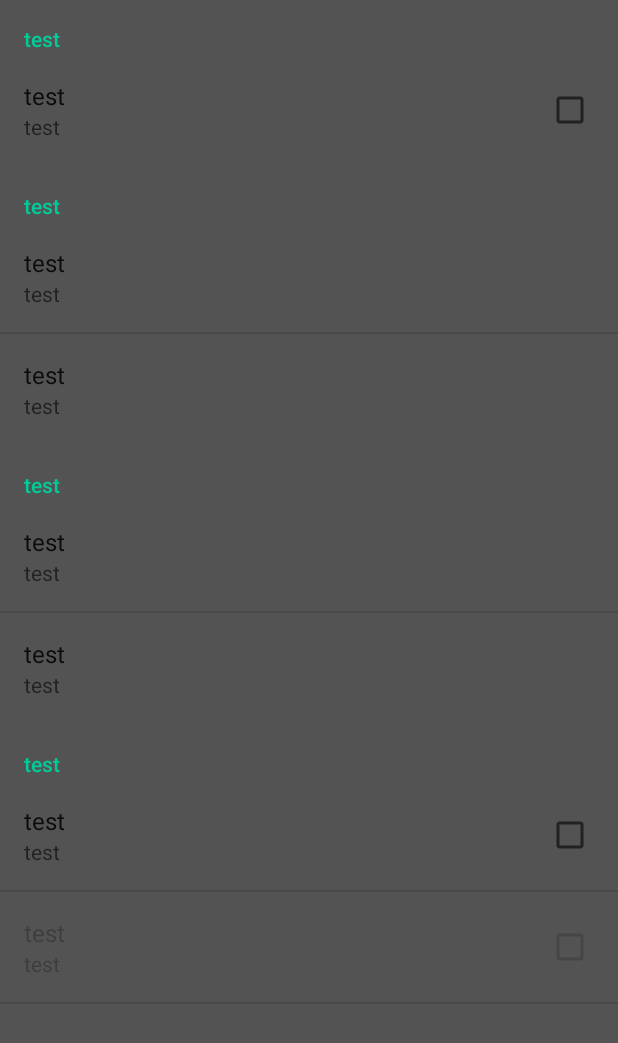
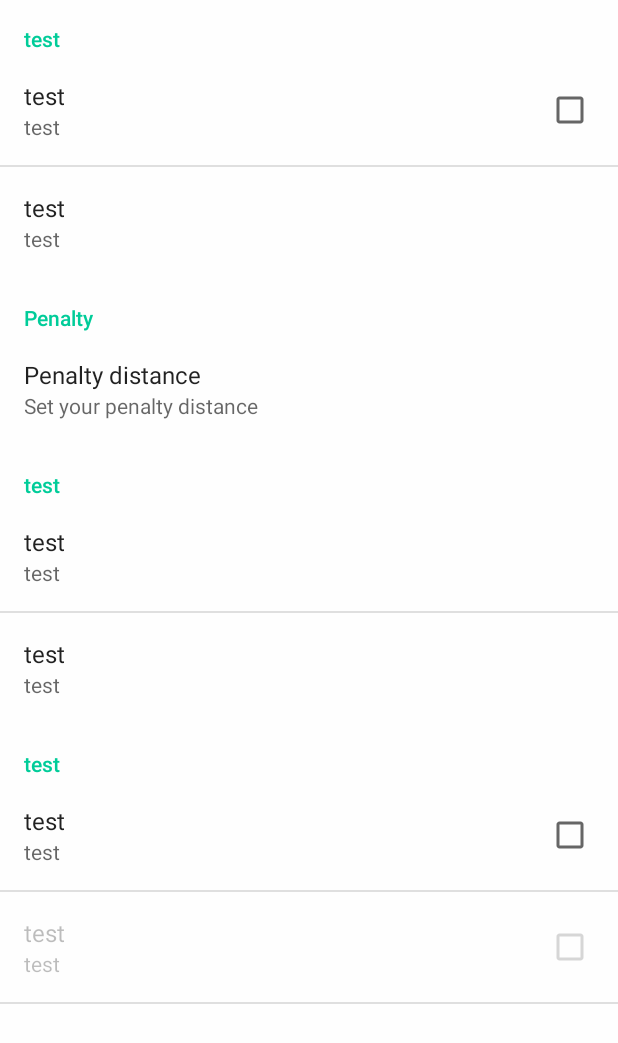
Before and after one commit to Querra/run-lazy-droid, an Android app: the fragment PreferencesFragment shown on its own in the app's theme, on a phone screen of 412 x 824 dp. Shown: the top 1043 px of the screen. Run offline under Robolectric (Android 15) with nearby library versions, the phone set to English and light mode, and no system bars.

Commit message:
Added button feedback, refactoring, layout work, started work on PreferencesFragment (wip)

```diff
--- a/app/src/main/java/de/querra/mobile/runlazydroid/activities/MainActivity.java
+++ b/app/src/main/java/de/querra/mobile/runlazydroid/activities/MainActivity.java
@@ -20,15 +20,15 @@ import com.facebook.login.LoginManager;
 import com.mikhaellopez.circularprogressbar.CircularProgressBar;
 
 import de.querra.mobile.runlazydroid.R;
+import de.querra.mobile.runlazydroid.data.RealmCalculator;
 import de.querra.mobile.runlazydroid.entities.User;
 import de.querra.mobile.runlazydroid.fragments.OverviewFragment;
 import de.querra.mobile.runlazydroid.fragments.PenaltyFragment;
+import de.querra.mobile.runlazydroid.fragments.PreferencesFragment;
 import de.querra.mobile.runlazydroid.fragments.RunningDataFragment;
-import de.querra.mobile.runlazydroid.fragments.SettingsFragment;
 import de.querra.mobile.runlazydroid.fragments.StatisticsFragment;
 import de.querra.mobile.runlazydroid.helper.DateHelper;
 import de.querra.mobile.runlazydroid.helper.Formatter;
-import de.querra.mobile.runlazydroid.helper.PreferencesHelper;
 import de.querra.mobile.runlazydroid.widgets.ProfilePictureView;
 
 public class MainActivity extends AppCompatActivity
@@ -106,13 +106,13 @@ public class MainActivity extends AppCompatActivity
         profileImage.setProfileId(this.user.getId());
 
         CircularProgressBar progress = (CircularProgressBar) view.findViewById(R.id.nav_header_main__progress);
-        progress.setProgressWithAnimation(Formatter.getProgress(this)*100f);
+        progress.setProgressWithAnimation(RealmCalculator.getProgress(this));
 
         TextView userFirstName = (TextView) view.findViewById(R.id.nav_header_main__user_first_name);
         userFirstName.setText(this.user.getFirstName());
 
-        TextView goal = (TextView) view.findViewById(R.id.nav_header_main__goal);
-        goal.setText(Formatter.asKilometers(PreferencesHelper.getWeekGoal(this)));
+        TextView target = (TextView) view.findViewById(R.id.nav_header_main__target);
+        target.setText(Formatter.asKilometers(RealmCalculator.getDistanceLeft(this)));
 
         TextView penalty = (TextView) view.findViewById(R.id.nav_header_main__days_left);
         penalty.setText(Formatter.getDaysLeft(DateHelper.getNextSunday(), this));
@@ -163,7 +163,7 @@ public class MainActivity extends AppCompatActivity
         } else if (id == R.id.nav_add_penalty) {
             switchFragment(new PenaltyFragment());
         } else if (id == R.id.nav_settings) {
-            switchFragment(new SettingsFragment());
+            switchFragment(new PreferencesFragment());
         } else if (id == R.id.nav_statistics) {
             switchFragment(new StatisticsFragment());
         } else if (id == R.id.nav_logout) {
--- a/app/src/main/java/de/querra/mobile/runlazydroid/fragments/SettingsFragment.java
+++ b/app/src/main/java/de/querra/mobile/runlazydroid/fragments/PreferencesFragment.java
@@ -1,6 +1,8 @@
 package de.querra.mobile.runlazydroid.fragments;
 
 import android.os.Bundle;
+import android.preference.ListPreference;
+import android.preference.PreferenceCategory;
 import android.preference.PreferenceFragment;
 import android.support.v4.content.res.ResourcesCompat;
 import android.view.LayoutInflater;
@@ -9,20 +11,26 @@ import android.view.ViewGroup;
 
 import de.querra.mobile.runlazydroid.R;
 
-public class SettingsFragment extends PreferenceFragment {
+public class PreferencesFragment extends PreferenceFragment {
 
     @Override
     public void onCreate(Bundle savedInstanceState) {
         super.onCreate(savedInstanceState);
         // Load the preferences from an XML resource
         addPreferencesFromResource(R.xml.preferences);
+
+        String entries[] = {"1 km", "2 km", "3 km"};
+        String values[] = {"1","2","3"};
+        ListPreference listPreference = (ListPreference) ((PreferenceCategory) getPreferenceScreen().getPreference(1)).getPreference(0);
+        listPreference.setEntries(entries);
+        listPreference.setEntryValues(values);
     }
 
     @Override
     public View onCreateView(LayoutInflater inflater, ViewGroup container, Bundle savedInstanceState) {
         View view = super.onCreateView(inflater, container, savedInstanceState);
         if (view != null) {
-            view.setBackgroundColor(ResourcesCompat.getColor(getResources(), R.color.black_alpha, null));
+            view.setBackgroundColor(ResourcesCompat.getColor(getResources(), R.color.white_alpha, null));
         }
         return view;
     }
--- a/app/src/main/java/de/querra/mobile/runlazydroid/widgets/DeleteEntryDialogBuilder.java
+++ b/app/src/main/java/de/querra/mobile/runlazydroid/widgets/DeleteEntryDialogBuilder.java
@@ -7,7 +7,7 @@ import android.support.v7.app.AlertDialog;
 
 import de.querra.mobile.runlazydroid.R;
 import de.querra.mobile.runlazydroid.data.RealmInterface;
-import de.querra.mobile.runlazydroid.data.entities.finder.RealmOperator;
+import de.querra.mobile.runlazydroid.data.RealmOperator;
 
 public class DeleteEntryDialogBuilder {
     public static void show(Context context, final RealmInterface realmObject, final Runnable runnable){
--- a/app/src/main/res/layout/fragment_running_data.xml
+++ b/app/src/main/res/layout/fragment_running_data.xml
@@ -109,7 +109,6 @@
         android:layout_alignParentBottom="true"
         android:layout_width="match_parent"
         android:layout_height="50dp"
-        android:background="@color/colorSecondaryDark"
         android:textColor="#FFF"
         android:text="@string/add_entry"
         android:layout_marginBottom="20dp"/>
--- a/app/src/main/res/layout/nav_header_main.xml
+++ b/app/src/main/res/layout/nav_header_main.xml
@@ -81,7 +81,7 @@
             android:textStyle="bold"/>
 
         <TextView
-            android:id="@+id/nav_header_main__goal"
+            android:id="@+id/nav_header_main__target"
             android:layout_width="match_parent"
             android:layout_height="wrap_content"
             android:text="Goal"
--- a/app/src/main/res/menu/activity_main_drawer.xml
+++ b/app/src/main/res/menu/activity_main_drawer.xml
@@ -9,7 +9,7 @@
         <item
             android:id="@+id/nav_enter_running_data"
             android:icon="@drawable/ic_run"
-            android:title="@string/enter_running_data" />
+            android:title="@string/add_running_data" />
         <item
             android:id="@+id/nav_add_penalty"
             android:icon="@drawable/ic_thumb_down"
--- a/app/src/main/res/values/arrays.xml
+++ b/app/src/main/res/values/arrays.xml
@@ -1,5 +1,23 @@
 <?xml version="1.0" encoding="utf-8"?>
 <resources>
-    <string-array name="entries_list_preference">list_preferences</string-array>
-    <string-array name="entryvalues_list_preference">list_preferences</string-array>
+    <string-array name="entries_list_preference__penalty_distance">
+        <item>3 km</item>
+        <item>4 km</item>
+        <item>5 km</item>
+        <item>6 km</item>
+        <item>7 km</item>
+        <item>8 km</item>
+        <item>9 km</item>
+        <item>10 km</item>
+    </string-array>
+    <integer-array name="values_list_preference__penalty_distance">
+        <item>3</item>
+        <item>4</item>
+        <item>5</item>
+        <item>6</item>
+        <item>7</item>
+        <item>8</item>
+        <item>9</item>
+        <item>10</item>
+    </integer-array>
 </resources>
--- a/app/src/main/res/values/colors.xml
+++ b/app/src/main/res/values/colors.xml
@@ -7,4 +7,5 @@
     <color name="white">#FFF</color>
     <color name="black">#000</color>
     <color name="black_alpha">#A000</color>
+    <color name="white_alpha">#CFFF</color>
 </resources>
--- a/app/src/main/res/values/strings.xml
+++ b/app/src/main/res/values/strings.xml
@@ -7,7 +7,6 @@
 
     <string name="action_settings">Settings</string>
     <string name="overview">Overview</string>
-    <string name="enter_running_data">Enter running data</string>
     <string name="add_penalty">Add penalty</string>
     <string name="settings">Settings</string>
     <string name="communicate">Communicate</string>
@@ -50,4 +49,6 @@
     <string name="distance_left">Distance left</string>
     <string name="penalty_literal">Penalty</string>
     <string name="time_left">Time left</string>
+    <string name="entry_added">Entry added</string>
+    <string name="penalty_added">Penalty added</string>
 </resources>
--- a/app/src/main/res/xml/preferences.xml
+++ b/app/src/main/res/xml/preferences.xml
@@ -9,24 +9,24 @@
             android:title="test"
             android:summary="test" />
 
-    </PreferenceCategory>
-
-    <PreferenceCategory
-        android:title="test">
-
         <EditTextPreference
             android:key="edittext_preference"
             android:title="test"
             android:summary="test"
             android:dialogTitle="test" />
 
+    </PreferenceCategory>
+
+    <PreferenceCategory
+        android:title="Penalty">
+
         <ListPreference
-            android:key="list_preference"
-            android:title="test"
-            android:summary="test"
-            android:entries="@array/entries_list_preference"
-            android:entryValues="@array/entryvalues_list_preference"
-            android:dialogTitle="test" />
+            android:key="list_preference__penalty_distance"
+            android:title="Penalty distance"
+            android:summary="Set your penalty distance"
+            android:entries="@array/entries_list_preference__penalty_distance"
+            android:entryValues="@array/values_list_preference__penalty_distance"
+            android:dialogTitle="Penalty distance" />
 
     </PreferenceCategory>
 
```
Also changed, not shown: app/src/main/java/de/querra/mobile/runlazydroid/data/RealmCalculator.java (added, +54 -0 lines), app/src/main/java/de/querra/mobile/runlazydroid/data/RealmOperator.java (renamed from app/src/main/java/de/querra/mobile/runlazydroid/data/entities/finder/RealmOperator.java, +9 -2 lines), app/src/main/java/de/querra/mobile/runlazydroid/fragments/OverviewFragment.java (+9 -29 lines), app/src/main/java/de/querra/mobile/runlazydroid/fragments/PenaltyFragment.java (+4 -32 lines), app/src/main/java/de/querra/mobile/runlazydroid/fragments/RunningDataFragment.java (+4 -30 lines), app/src/main/java/de/querra/mobile/runlazydroid/helper/Formatter.java (+0 -13 lines), app/src/main/java/de/querra/mobile/runlazydroid/helper/PreferencesHelper.java (+4 -28 lines), app/src/main/java/de/querra/mobile/runlazydroid/helper/RealmHelper.java (deleted, +0 -15 lines), 1 other file.
